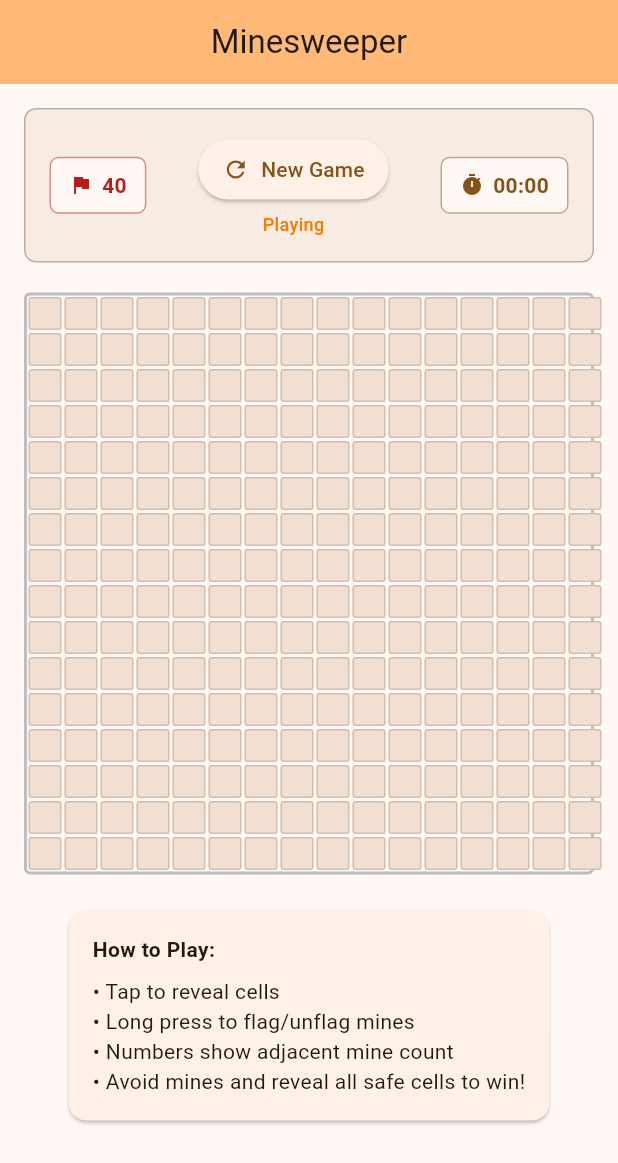
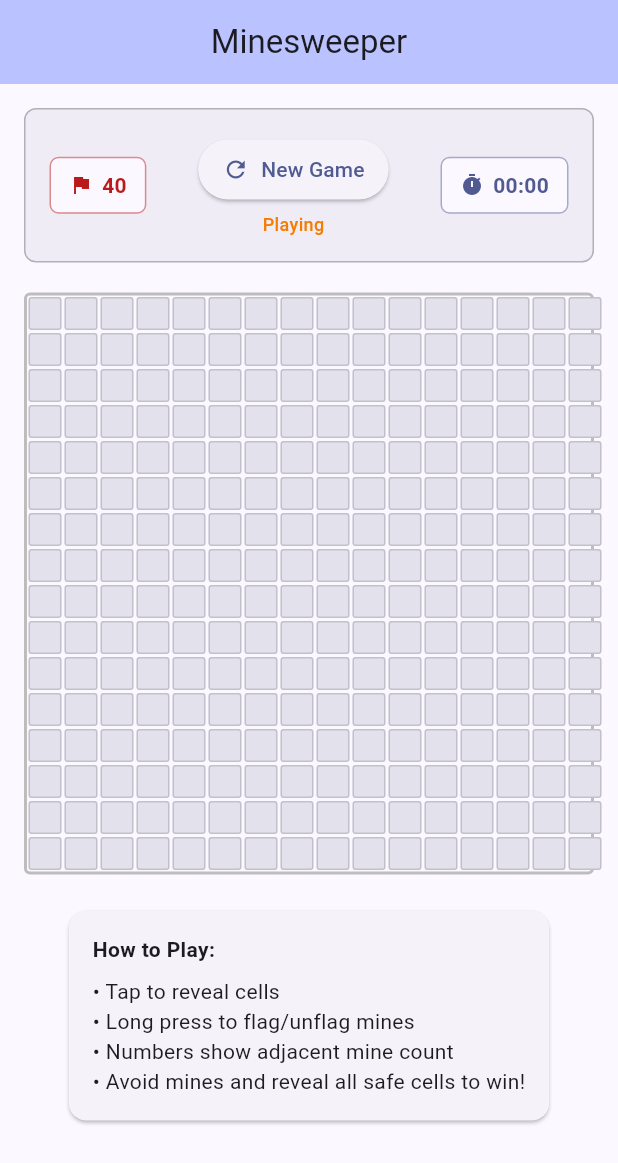
Before and after one commit to BirjuVachhani/mine_sweeper, a Flutter app: the screen it shows after launch, on a phone screen of 412 x 824 dp. Shown: the top 1163 px of the screen. Run offline on Flutter 3.47's test engine with Material 3 defaults, Android fonts, the phone set to English and light mode, and no system bars.

Commit message:
Change seed color to indigo

```diff
--- a/lib/main.dart
+++ b/lib/main.dart
@@ -14,7 +14,7 @@ class MinesweeperApp extends StatelessWidget {
       title: 'Minesweeper',
       theme: ThemeData(
         colorScheme: ColorScheme.fromSeed(
-          seedColor: Colors.orange,
+          seedColor: Colors.indigo,
           brightness: Brightness.light,
         ),
         useMaterial3: true,
```
Also changed, not shown: 19 other files.
